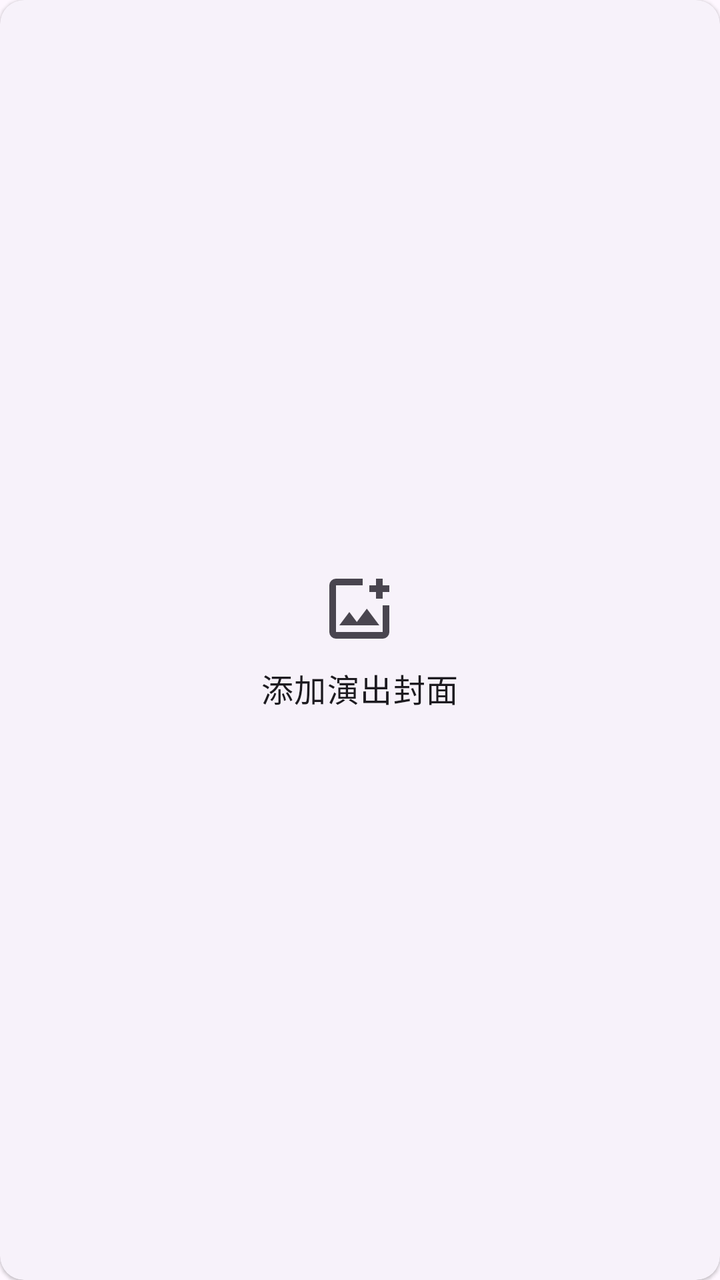
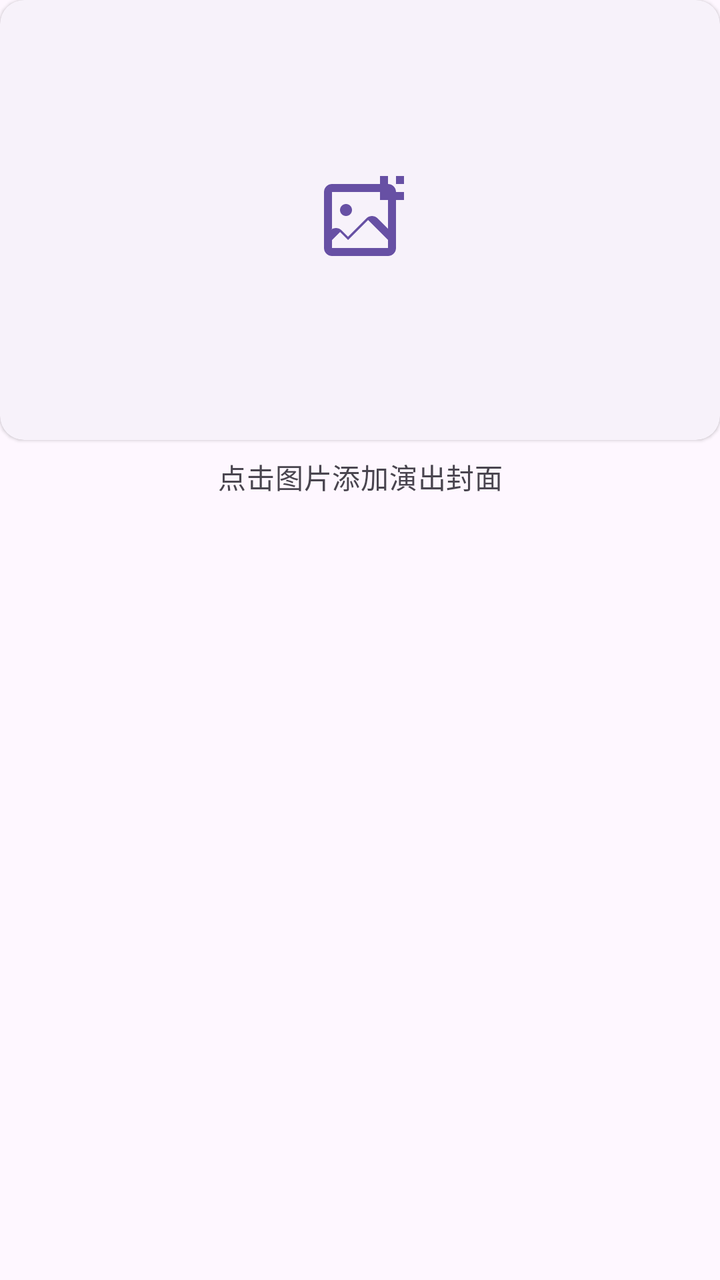

Compare the two renders of this Android layout. The source of the first and the diff that turns it into the second are given below.
<!-- AndroidManifest.xml: application theme Theme.RecordMyLive -->
<!-- res/layout/card_cover.xml -->
<?xml version="1.0" encoding="utf-8"?>
<com.google.android.material.card.MaterialCardView
    xmlns:android="http://schemas.android.com/apk/res/android"
    xmlns:app="http://schemas.android.com/apk/res-auto"
    android:id="@+id/cardCover"
    style="@style/Widget.Material3.CardView.Elevated"
    android:layout_width="match_parent"
    android:layout_height="220dp"
    android:layout_marginBottom="16dp">

    <FrameLayout
        android:layout_width="match_parent"
        android:layout_height="match_parent">

        <com.google.android.material.imageview.ShapeableImageView
            android:id="@+id/imgCover"
            android:layout_width="match_parent"
            android:layout_height="match_parent"
            android:contentDescription="@null"
            android:scaleType="centerCrop"/>

        <LinearLayout
            android:layout_width="wrap_content"
            android:layout_height="wrap_content"
            android:layout_gravity="center"
            android:gravity="center"
            android:orientation="vertical">

            <ImageView
                android:layout_width="40dp"
                android:layout_height="40dp"
                android:src="@drawable/baseline_add_photo_alternate_24px"/>

            <com.google.android.material.textview.MaterialTextView
                android:layout_width="wrap_content"
                android:layout_height="wrap_content"
                android:layout_marginTop="8dp"
                android:text="添加演出封面"
                style="@style/TextAppearance.Material3.BodyLarge"/>

        </LinearLayout>

    </FrameLayout>

</com.google.android.material.card.MaterialCardView>
<!-- resources referenced by this layout -->
<resources>
  <!-- drawable baseline_add_photo_alternate_24px (drawable) -->
  <vector xmlns:android="http://schemas.android.com/apk/res/android"
      android:width="24dp"
      android:height="24dp"
      android:viewportWidth="960"
      android:viewportHeight="960"
      android:tint="?attr/colorControlNormal">
    <path
        android:fillColor="@android:color/white"
        android:pathData="M480,480Q480,480 480,480Q480,480 480,480L480,480Q480,480 480,480Q480,480 480,480L480,480Q480,480 480,480Q480,480 480,480L480,480Q480,480 480,480Q480,480 480,480L480,480Q480,480 480,480Q480,480 480,480Q480,480 480,480Q480,480 480,480ZM200,840Q167,840 143.5,816.5Q120,793 120,760L120,200Q120,167 143.5,143.5Q167,120 200,120L520,120Q520,137 520,157Q520,177 520,200L200,200Q200,200 200,200Q200,200 200,200L200,760Q200,760 200,760Q200,760 200,760L760,760Q760,760 760,760Q760,760 760,760L760,440Q783,440 803,440Q823,440 840,440L840,760Q840,793 816.5,816.5Q793,840 760,840L200,840ZM240,680L720,680L570,480L450,640L360,520L240,680ZM680,360L680,280L600,280L600,200L680,200L680,120L760,120L760,200L840,200L840,280L760,280L760,360L680,360Z"/>
  </vector>
  <style name="Theme.RecordMyLive" parent="Base.Theme.RecordMyLive" />
  <style name="Base.Theme.RecordMyLive" parent="Theme.Material3.DayNight.NoActionBar">
          
          
      </style>
</resources>

<!-- the commit's change to res/layout/card_cover.xml (unified diff, before → after) -->
@@ -1,45 +1,53 @@
 <?xml version="1.0" encoding="utf-8"?>
-<com.google.android.material.card.MaterialCardView
+<LinearLayout
     xmlns:android="http://schemas.android.com/apk/res/android"
     xmlns:app="http://schemas.android.com/apk/res-auto"
-    android:id="@+id/cardCover"
-    style="@style/Widget.Material3.CardView.Elevated"
     android:layout_width="match_parent"
-    android:layout_height="220dp"
+    android:layout_height="wrap_content"
     android:layout_marginBottom="16dp">
 
-    <FrameLayout
+    <LinearLayout
         android:layout_width="match_parent"
-        android:layout_height="match_parent">
+        android:layout_height="wrap_content"
+        android:orientation="vertical">
 
-        <com.google.android.material.imageview.ShapeableImageView
-            android:id="@+id/imgCover"
+        <com.google.android.material.card.MaterialCardView
+            android:id="@+id/cardCover"
+            style="@style/Widget.Material3.CardView.Elevated"
             android:layout_width="match_parent"
-            android:layout_height="match_parent"
-            android:contentDescription="@null"
-            android:scaleType="centerCrop"/>
+            android:layout_height="220dp">
 
-        <LinearLayout
-            android:layout_width="wrap_content"
+            <FrameLayout
+                android:layout_width="match_parent"
+                android:layout_height="match_parent">
+
+                <com.google.android.material.imageview.ShapeableImageView
+                    android:id="@+id/imgCover"
+                    android:layout_width="match_parent"
+                    android:layout_height="match_parent"
+                    android:contentDescription="@null"
+                    android:scaleType="centerCrop"/>
+
+                <ImageView
+                    android:id="@+id/coverPlaceholder"
+                    android:layout_width="64dp"
+                    android:layout_height="64dp"
+                    android:layout_gravity="center"
+                    android:scaleType="centerInside"
+                    android:src="@drawable/baseline_add_photo_alternate_24px"/>
+
+            </FrameLayout>
+        </com.google.android.material.card.MaterialCardView>
+
+        <com.google.android.material.textview.MaterialTextView
+            android:id="@+id/tvCoverHint"
+            android:layout_width="match_parent"
             android:layout_height="wrap_content"
-            android:layout_gravity="center"
+            android:layout_marginTop="8dp"
             android:gravity="center"
-            android:orientation="vertical">
+            android:text="点击图片添加演出封面"
+            android:textColor="?attr/colorOnSurfaceVariant"
+            style="@style/TextAppearance.Material3.BodyMedium"/>
 
-            <ImageView
-                android:layout_width="40dp"
-                android:layout_height="40dp"
-                android:src="@drawable/baseline_add_photo_alternate_24px"/>
-
-            <com.google.android.material.textview.MaterialTextView
-                android:layout_width="wrap_content"
-                android:layout_height="wrap_content"
-                android:layout_marginTop="8dp"
-                android:text="添加演出封面"
-                style="@style/TextAppearance.Material3.BodyLarge"/>
-
-        </LinearLayout>
-
-    </FrameLayout>
-
-</com.google.android.material.card.MaterialCardView>
+    </LinearLayout>
+</LinearLayout>
<!-- resource entries referenced after the edit -->
@@ -2,14 +2,14 @@
 <resources>
   <!-- drawable baseline_add_photo_alternate_24px (drawable) -->
   <vector xmlns:android="http://schemas.android.com/apk/res/android"
-      android:width="24dp"
-      android:height="24dp"
-      android:viewportWidth="960"
-      android:viewportHeight="960"
-      android:tint="?attr/colorControlNormal">
-    <path
-        android:fillColor="@android:color/white"
-        android:pathData="M480,480Q480,480 480,480Q480,480 480,480L480,480Q480,480 480,480Q480,480 480,480L480,480Q480,480 480,480Q480,480 480,480L480,480Q480,480 480,480Q480,480 480,480L480,480Q480,480 480,480Q480,480 480,480Q480,480 480,480Q480,480 480,480ZM200,840Q167,840 143.5,816.5Q120,793 120,760L120,200Q120,167 143.5,143.5Q167,120 200,120L520,120Q520,137 520,157Q520,177 520,200L200,200Q200,200 200,200Q200,200 200,200L200,760Q200,760 200,760Q200,760 200,760L760,760Q760,760 760,760Q760,760 760,760L760,440Q783,440 803,440Q823,440 840,440L840,760Q840,793 816.5,816.5Q793,840 760,840L200,840ZM240,680L720,680L570,480L450,640L360,520L240,680ZM680,360L680,280L600,280L600,200L680,200L680,120L760,120L760,200L840,200L840,280L760,280L760,360L680,360Z"/>
+      android:width="48dp"
+      android:height="48dp"
+      android:viewportWidth="24"
+      android:viewportHeight="24"
+      android:tint="?attr/colorPrimary">
+      <path
+          android:fillColor="@android:color/white"
+          android:pathData="M19,3H5C3.9,3 3,3.9 3,5v14c0,1.1 0.9,2 2,2h14c1.1,0 2,-0.9 2,-2V5c0,-1.1 -0.9,-2 -2,-2zM19,19H5v-2l2,-2 2,2 5,-5 5,5v2zM19,14.17l-2.59,-2.58c-0.78,-0.78 -2.05,-0.78 -2.83,0L9,16.17l-1.59,-1.58c-0.78,-0.78 -2.05,-0.78 -2.83,0L5,14.17V5h14v9.17zM8.5,11C9.33,11 10,10.33 10,9.5S9.33,8 8.5,8 7,8.67 7,9.5 7.67,11 8.5,11zM19,1h-2v2h2V1zM21,3h2V1h-2v2zM21,5v2h2V5h-2zM19,5h-2v2h2V5z" />
   </vector>
   <style name="Theme.RecordMyLive" parent="Base.Theme.RecordMyLive" />
   <style name="Base.Theme.RecordMyLive" parent="Theme.Material3.DayNight.NoActionBar">
